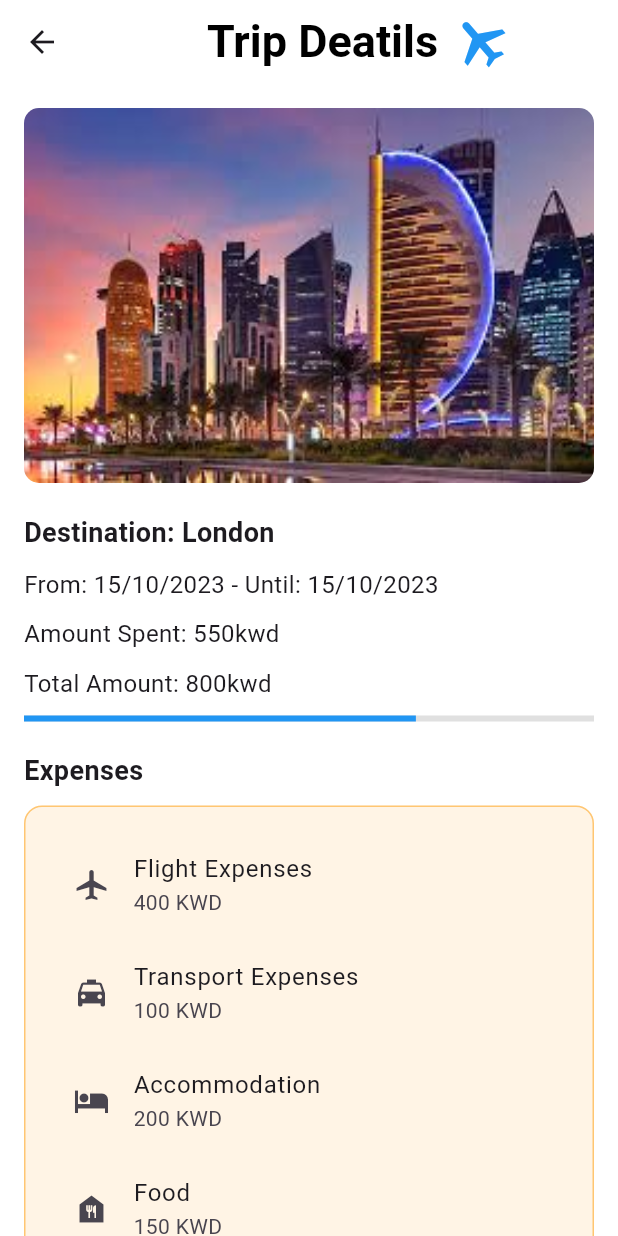
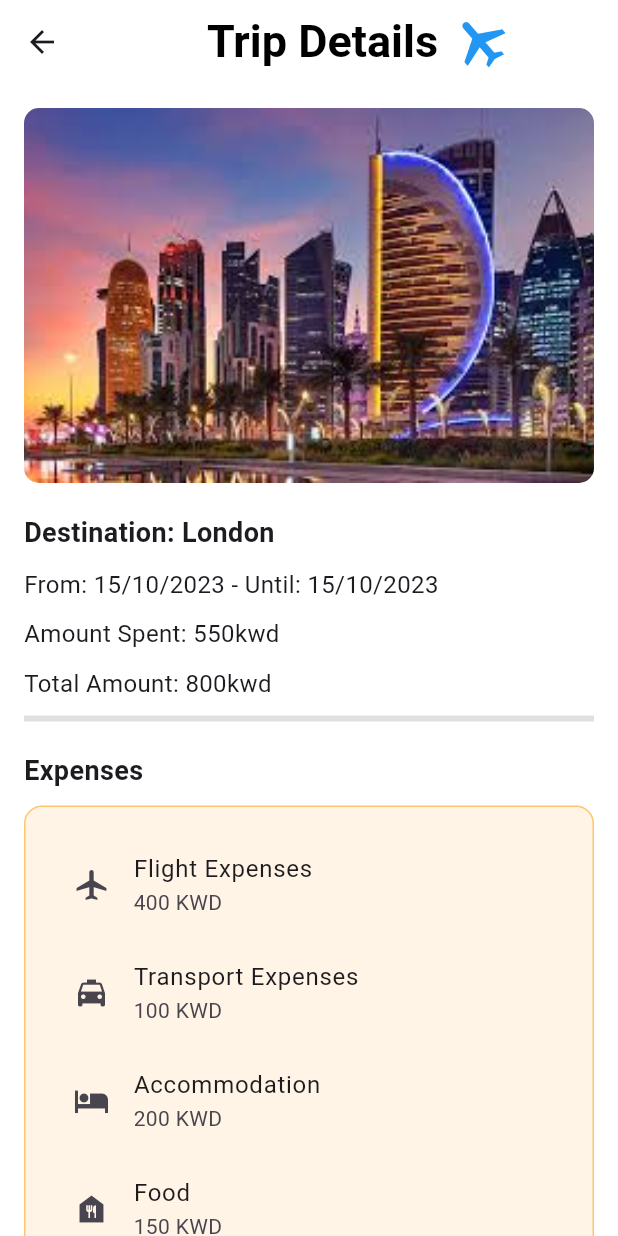
Before and after one commit to 7336x/burgantevo, a Flutter app: the screen it shows after launch, scrolled down 576 dp, after a tap on the "arrow forward ios" icon, on a phone screen of 412 x 824 dp. Run offline on Flutter 3.47's test engine with Material 3 defaults, Android fonts, the phone set to English and light mode, and no system bars; our stand-ins replace dio, shared_preferences; accounts and stored records are empty.

Commit message:
merging and adding Reems work

```diff
--- a/lib/models/trip_model.dart
+++ b/lib/models/trip_model.dart
@@ -1,5 +1,3 @@
-
-
 class Trip {
   final String destination;
   final String from;
--- a/lib/pages/TripDetailsPage.dart
+++ b/lib/pages/TripDetailsPage.dart
@@ -8,16 +8,24 @@ class TripDetailsPage extends StatelessWidget {
 
   @override
   Widget build(BuildContext context) {
+    // Calculate the spent amount dynamically
+    double totalExpenses = 0.0;
+
+    // Remove 'KWD' before parsing
+    double totalAmount = double.tryParse(trip.totalAmount.replaceAll('KWD', '').trim()) ?? 0.0;
+    double spentAmount = double.tryParse(trip.amount.replaceAll('KWD', '').trim()) ?? 0.0;
+
+    double progress = totalAmount > 0 ? spentAmount / totalAmount : 0.0;
+
     return Scaffold(
       backgroundColor: Colors.white,
       appBar: AppBar(
         title: Row(
           mainAxisAlignment: MainAxisAlignment.center,
           children: [
-            // Icon(Icons.arrow_back),
             SizedBox(width: 10),
             Text(
-              'Trip Deatils',
+              'Trip Details',
               style: TextStyle(color: Colors.black, fontWeight: FontWeight.bold, fontSize: 30),
             ),
             SizedBox(width: 8),
@@ -36,7 +44,6 @@ class TripDetailsPage extends StatelessWidget {
           child: Column(
             crossAxisAlignment: CrossAxisAlignment.start,
             children: [
-
               ClipRRect(
                 borderRadius: BorderRadius.circular(10),
                 child: Image.asset(
@@ -47,8 +54,6 @@ class TripDetailsPage extends StatelessWidget {
                 ),
               ),
               SizedBox(height: 20),
-
-
               Text(
                 'Destination: ${trip.destination}',
                 style: TextStyle(fontWeight: FontWeight.bold, fontSize: 18),
@@ -59,25 +64,18 @@ class TripDetailsPage extends StatelessWidget {
                 style: TextStyle(fontSize: 16),
               ),
               SizedBox(height: 10),
-
-
               Text('Amount Spent: ${trip.amount}', style: TextStyle(fontSize: 16)),
               SizedBox(height: 10),
               Text('Total Amount: ${trip.totalAmount}', style: TextStyle(fontSize: 16)),
               SizedBox(height: 10),
               LinearProgressIndicator(
-                value: double.parse(trip.amount.replaceAll('kwd', '')) /
-                    double.parse(trip.totalAmount.replaceAll('kwd', '')),
+                value: progress,
                 backgroundColor: Colors.grey.shade300,
                 valueColor: AlwaysStoppedAnimation<Color>(Colors.blue),
               ),
               SizedBox(height: 20),
-
-
               Text('Expenses', style: TextStyle(fontWeight: FontWeight.bold, fontSize: 18)),
               SizedBox(height: 10),
-
-
               Container(
                 padding: EdgeInsets.all(16),
                 decoration: BoxDecoration(
--- a/lib/pages/trip_card.dart
+++ b/lib/pages/trip_card.dart
@@ -12,6 +12,7 @@ class TripCard extends StatelessWidget {
   @override
   Widget build(BuildContext context) {
     return Container(
+
       margin: EdgeInsets.symmetric(vertical: 8),
       decoration: BoxDecoration(
         borderRadius: BorderRadius.circular(12),
--- a/pubspec.yaml
+++ b/pubspec.yaml
@@ -19,6 +19,7 @@ dependencies:
   google_fonts: ^6.2.1
   hive: ^2.2.3
   intl: ^0.20.1
+  json_annotation: ^4.9.0
   provider: ^6.1.2
   shared_preferences: ^2.3.3
 
@@ -26,6 +27,8 @@ dev_dependencies:
   flutter_test:
     sdk: flutter
   flutter_lints: ^4.0.0
+  build_runner: ^2.4.13
+  json_serializable: ^6.9.0
 
 flutter:
   uses-material-design: true
```
Also changed, not shown: lib/models/Expense.dart (added, +22 -0 lines), lib/pages/create_trip_page.dart (+11 -7 lines), lib/providers/tripsprovider.dart (+12 -12 lines), lib/models/category.dart (deleted), lib/models/travel.dart (deleted), pubspec.lock.
